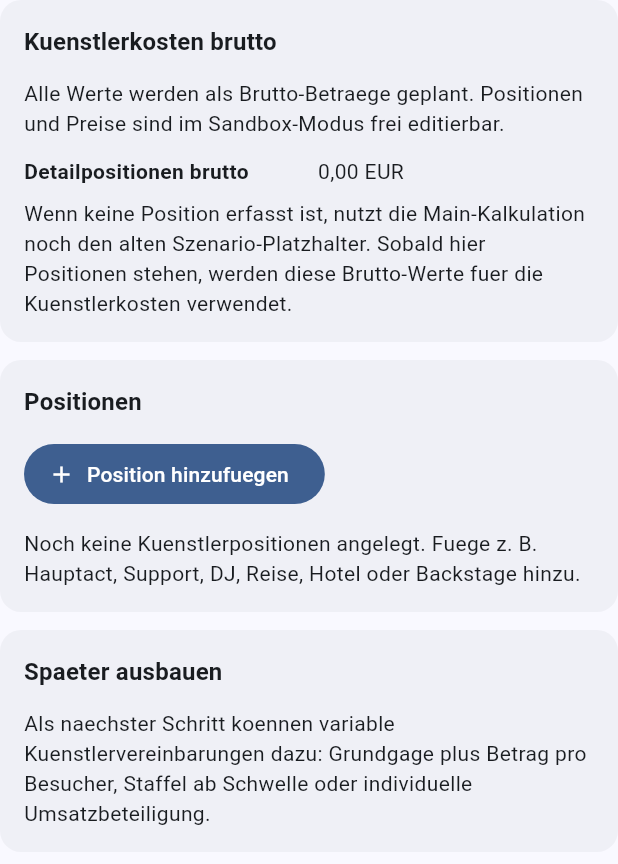
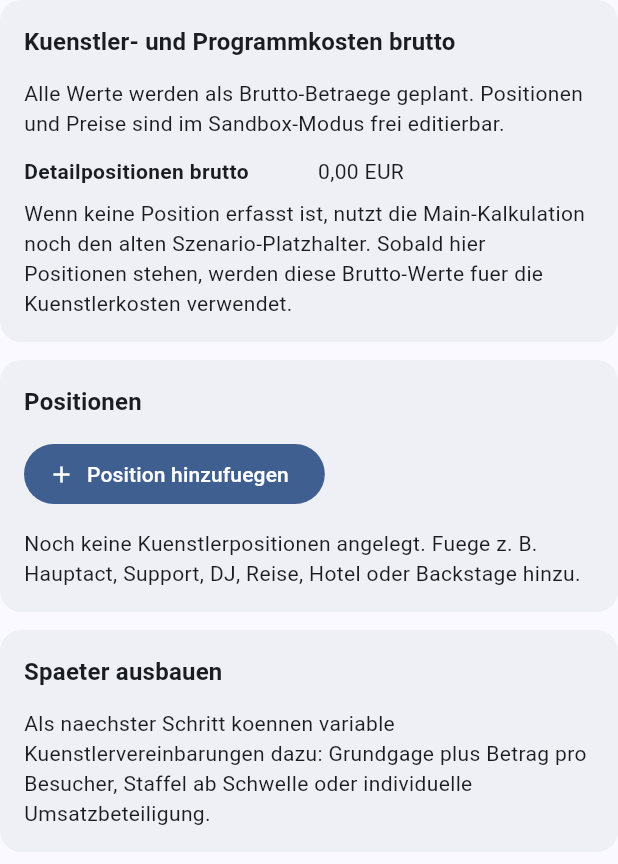
Before and after one commit to Synthiplayer/sprouts-manager, a Flutter app: the PlanningArtistsTab widget shown alone on an empty page, opened directly with sample values from the repository, on a phone screen of 412 x 824 dp. Shown: the top 864 px of the screen. Run offline on Flutter 3.47's test engine with Material 3 defaults, Android fonts, the light colour scheme and no system bars; our stand-ins replace cloud_firestore, firebase_core, flutter_riverpod; accounts and stored records are empty.

Commit message:
26.06.26

```diff
--- a/lib/features/planning/domain/planning_models.dart
+++ b/lib/features/planning/domain/planning_models.dart
@@ -125,6 +125,7 @@ class PlanningDraft {
   final double supporterAmountEur;
   final double grantAmountEur;
   final List<PlanningArtistCostItem> artistCostItems;
+  final List<PlanningTechnologyCostItem> technologyCostItems;
   final List<PlanningScenario> scenarios;
   final List<PlanningPartnerProfile> partners;
   final List<PlanningUpgradeStage> upgradeStages;
@@ -159,6 +160,7 @@ class PlanningDraft {
     required this.supporterAmountEur,
     required this.grantAmountEur,
     this.artistCostItems = const [],
+    this.technologyCostItems = const [],
     required this.scenarios,
     required this.partners,
     required this.upgradeStages,
@@ -197,6 +199,7 @@ enum PlanningArtistCostType {
   backstage,
   catering,
   shuttle,
+  filmLicense,
   other,
 }
 
@@ -219,6 +222,8 @@ extension PlanningArtistCostTypeX on PlanningArtistCostType {
         return 'Catering';
       case PlanningArtistCostType.shuttle:
         return 'Shuttle';
+      case PlanningArtistCostType.filmLicense:
+        return 'Film / Lizenz';
       case PlanningArtistCostType.other:
         return 'Sonstiges';
     }
@@ -297,6 +302,7 @@ enum PlanningTechnologyCostType {
   truss,
   light,
   screenProjector,
+  surroundSound,
   other,
 }
 
@@ -313,6 +319,8 @@ extension PlanningTechnologyCostTypeX on PlanningTechnologyCostType {
         return 'Licht';
       case PlanningTechnologyCostType.screenProjector:
         return 'Leinwand / Beamer';
+      case PlanningTechnologyCostType.surroundSound:
+        return 'Surround-Ton';
       case PlanningTechnologyCostType.other:
         return 'Sonstiges';
     }
--- a/lib/features/planning/planning_screen.dart
+++ b/lib/features/planning/planning_screen.dart
@@ -3,6 +3,7 @@ import 'dart:io';
 import 'dart:math';
 
 import 'package:flutter/material.dart';
+import 'package:sprouts_manager/core/domain_enums.dart';
 import 'package:sprouts_manager/core/formatters/currency_formatter.dart';
 import 'package:sprouts_manager/features/planning/data/planning_sandbox_drafts.dart';
 import 'package:sprouts_manager/features/planning/domain/planning_models.dart';
@@ -323,7 +324,7 @@ class _PlanningScreenState extends State<PlanningScreen> {
               ),
               ButtonSegment(
                 value: PlanningWorkspaceTab.artists,
-                label: Text('Kuenstler'),
+                label: Text('Programm'),
               ),
               ButtonSegment(
                 value: PlanningWorkspaceTab.technology,
--- a/lib/features/planning/widgets/planning_artists_tab.dart
+++ b/lib/features/planning/widgets/planning_artists_tab.dart
@@ -45,7 +45,7 @@ class _PlanningArtistsTabState extends State<PlanningArtistsTab> {
       children: [
         _sectionCard(
           context,
-          title: 'Kuenstlerkosten brutto',
+          title: '${_programCostLabel} brutto',
           child: Column(
             crossAxisAlignment: CrossAxisAlignment.start,
             children: [
@@ -80,9 +80,7 @@ class _PlanningArtistsTabState extends State<PlanningArtistsTab> {
               ),
               const SizedBox(height: 12),
               if (_items.isEmpty)
-                const Text(
-                  'Noch keine Kuenstlerpositionen angelegt. Fuege z. B. Hauptact, Support, DJ, Reise, Hotel oder Backstage hinzu.',
-                )
+                Text(_emptyProgramText)
               else
                 for (final item in _items)
                   Padding(
@@ -114,6 +112,27 @@ class _PlanningArtistsTabState extends State<PlanningArtistsTab> {
       0,
       (total, item) => total + item.grossAmountEur,
     );
+  }
+
+  bool get _isCinemaPlanning {
+    final text = '${widget.draft.title} ${widget.draft.format}'.toLowerCase();
+    return widget.draft.category == EventCategory.movie ||
+        text.contains('kino') ||
+        text.contains('film');
+  }
+
+  String get _programCostLabel {
+    if (_isCinemaPlanning) {
+      return 'Film- und Programmkosten';
+    }
+    return 'Kuenstler- und Programmkosten';
+  }
+
+  String get _emptyProgramText {
+    if (_isCinemaPlanning) {
+      return 'Noch keine Film- oder Programmpositionen angelegt. Fuege z. B. Filmrechte, Vorfuehrlizenz oder Begleitprogramm hinzu.';
+    }
+    return 'Noch keine Kuenstlerpositionen angelegt. Fuege z. B. Hauptact, Support, DJ, Reise, Hotel oder Backstage hinzu.';
   }
 
   void _addItem() {
```
Also changed, not shown: lib/features/planning/data/planning_sandbox_drafts.dart (+163 -0 lines), lib/features/planning/logic/planning_calculation_logic.dart (+13 -3 lines).
